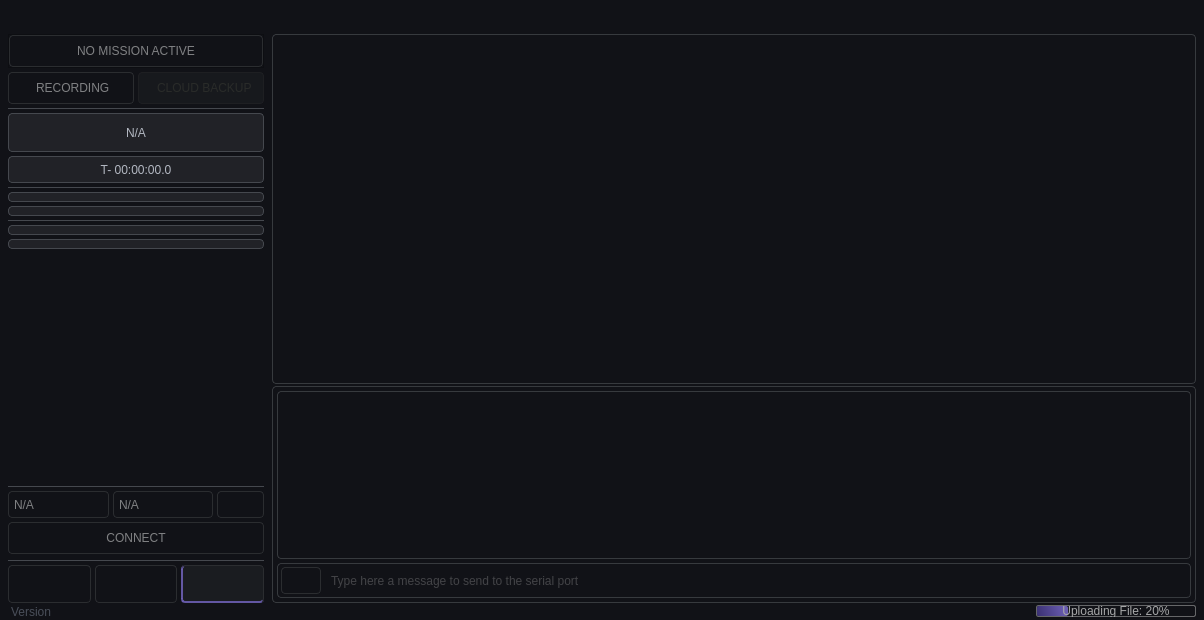
Old version of the form src/ui/desing_files/mainWindow.ui in the repository lowg0d/cosmos-ground-station.
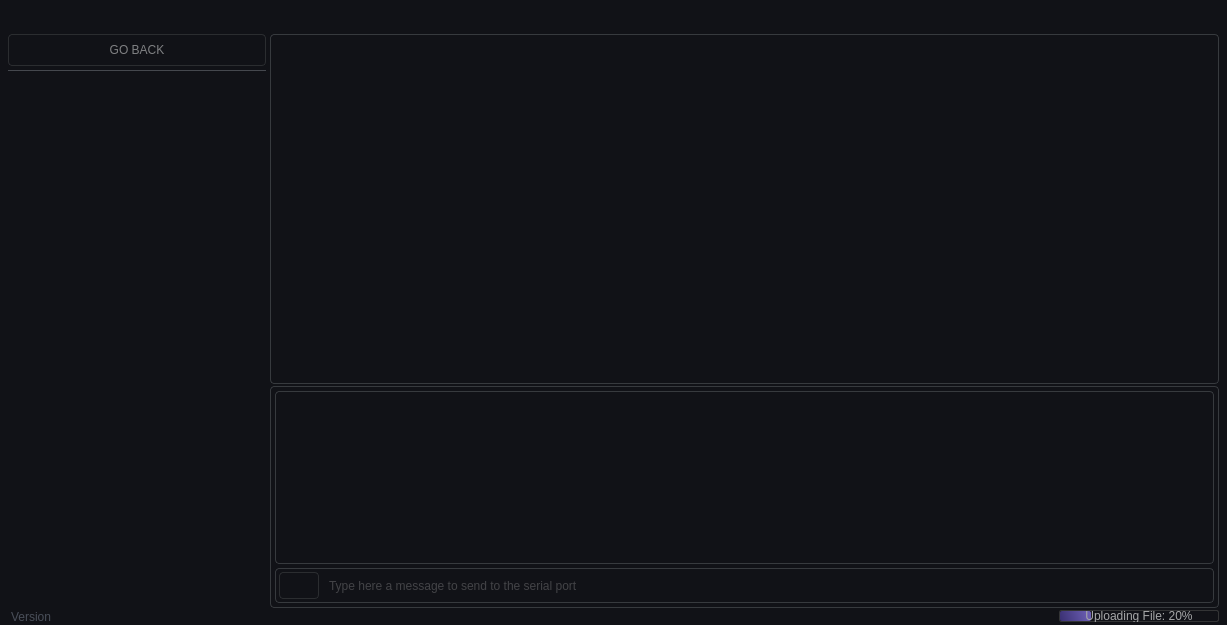
New version of the form. The open tabs and pages were chosen to show the change. Icons and pictures are not drawn.

Commit message: very basuc mission

Diff of the .ui file:
```diff
--- a/src/ui/desing_files/mainWindow.ui
+++ b/src/ui/desing_files/mainWindow.ui
@@ -9,8 +9,8 @@
    <rect>
     <x>0</x>
     <y>0</y>
-    <width>1204</width>
-    <height>620</height>
+    <width>1227</width>
+    <height>625</height>
    </rect>
   </property>
   <property name="minimumSize">
@@ -46,6 +46,7 @@
   border-right: 3px solid #6c5fb4;
   border-radius: 3px;
 }
+
 #label_loadingDots {
   font: 63 68pt &quot;Video SemBd&quot;;
 }
@@ -66,17 +67,21 @@
   border: 1px solid #2b2d30;
   color: #808183;
 }
+
 #frame_topSideBarButtons QPushButton:hover {
   background-color: #1a1b1f;
 }
+
 #frame_topSideBarButtons QPushButton:pressed {
   background-color: #2b2d30;
 }
+
 #frame_topSideBarButtons QPushButton:checked {
   color: #ffffff;
   border: 1px solid #6357a4;
   background-color: #1b1a28;
 }
+
 #frame_topSideBarButtons QPushButton:disabled {
   border: 1px solid #1e1f22;
   color: #292b29;
@@ -91,11 +96,13 @@
   border: 1px solid #2b2d30;
   color: #808183;
 }
+
 #frame_mainControls QPushButton:hover,
 #frame_terminalContainer QPushButton:hover,
 #frame_connectionDropDown QPushButton:hover {
   background-color: #1a1b1f;
 }
+
 #frame_mainControls QPushButton:pressed,
 #frame_terminalContainer QPushButton:pressed,
 #frame_connectionDropDown QPushButton:pressed {
@@ -115,23 +122,30 @@
 }
 
 /* preferences page */
+#SideBarMissionsPage QPushButton,
 #frame_preferencesSideBar QPushButton {
   font: 500 8pt &quot;Video Med&quot;;
   border-radius: 4px;
   border: 1px solid #2b2d30;
   color: #808183;
 }
+
+#SideBarMissionsPage QPushButton:hover,
 #frame_preferencesSideBar QPushButton:hover {
   background-color: #1a1b1f;
 }
+
+#SideBarMissionsPage QPushButton:pressed,
 #frame_preferencesSideBar QPushButton:pressed {
   background-color: #2b2d30;
 }
+
 #frame_preferencesSideBar QPushButton:checked {
   color: #ffffff;
   border: 1px solid #6357a4;
   background-color: #1b1a28;
 }
+
 #frame_preferencesSideBar QPushButton:disabled {
   border: 1px solid #292a30;
   color: #292b29;
@@ -145,12 +159,14 @@
   border: 1px solid #45484e;
   background-color: #212227;
 }
+
 #frame_StateAndCountdownContainer QPushButton {
   border-radius: 4px;
   font: 600 10.5pt &quot;Video SemBd&quot;;
   border: 1px solid #45484e;
   background-color: #212227;
 }
+
 #frame_StateAndCountdownContainer QPushButton:hover {
   background-color: #37383d;
 }
@@ -162,6 +178,7 @@
   background-color: #212227;
   font: 63 9pt &quot;Video Cond SemBd&quot;;
 }
+
 #frame_secondaryAndButtonContainer QFrame {
   border-radius: 4px;
   border: 1px solid #45484e;
@@ -170,22 +187,21 @@
 }
 
 #frame_mainTlmLabels QLabel {
-  	
-	font: 63 9pt &quot;Video Cond SemBd&quot;;
-	border: none;
-	background-color: none;
+  font: 63 9pt &quot;Video Cond SemBd&quot;;
+  border: none;
+  background-color: none;
 }
 
 #frame_BigTlmLabels QLabel {
-  	font: 63 10pt &quot;Video Cond SemBd&quot;;
-	border: none;
-	background-color: none;
+  font: 63 10pt &quot;Video Cond SemBd&quot;;
+  border: none;
+  background-color: none;
 }
 
 #frame_secondaryAndButtonContainer QLabel {
   font: 600 9pt &quot;Video SemBd&quot;;
-	border: none;
-	background-color: none;
+  border: none;
+  background-color: none;
 }
 
 /** DROP COMBO BOX **/
@@ -205,12 +221,11 @@
   border: 0px;
 }
 
-
 #frame_connectionDropDown QComboBox::down-arrow {
-	image: url(:/icons/icons/down_arrow.png);
-	width: 8px;
-	height: 8px;
-	margin-right: 10px;
+  image: url(:/icons/icons/down_arrow.png);
+  width: 8px;
+  height: 8px;
+  margin-right: 10px;
 }
 
 #frame_connectionDropDown QComboBox QAbstractItem {
@@ -219,6 +234,7 @@
   selection-background-color: none;
   border: none;
 }
+
 #frame_connectionDropDown QComboBox QAbstractItem::item {
   padding: 4px 8px;
   border-radius: 4px;
@@ -251,6 +267,7 @@
   border-radius: 4px;
   border: 1px solid #373a3e;
 }
+
 /* TEXT BROWSER */
 #textBrowser_terminal {
   padding-left: 4px;
@@ -261,6 +278,7 @@
   selection-background-color: #6357a3;
   border: none;
 }
+
 #frame_terminalTextBrowserContainer {
   border-radius: 4px;
   border: 1px solid #373a3e;
@@ -278,6 +296,7 @@
   selection-color: #ffffff;
   selection-background-color: #6357a3;
 }
+
 #frame_MessageSender QLineEdit:focus {
   color: #808183;
 }
@@ -289,32 +308,39 @@
   border-radius: 4px;
   width: 15px;
 }
+
 QScrollBar::handle::vertical {
   border-radius: 3px;
   background-color: #282a2e;
   min-height: 20px;
 }
+
 QScrollBar::handle::vertical:hover {
   border-radius: 3px;
   background-color: #535558;
   min-height: 20px;
 }
+
 QScrollBar::sub-line {
   border: none;
   height: 0;
 }
+
 QScrollBar::sub-line:vertical {
   border: none;
   height: 0;
 }
+
 QScrollBar::add-line:vertical {
   border: none;
   height: 0;
 }
+
 QScrollBar::up-arrow:vertical,
 QScrollBar::down-arrow:vertical {
   background: none;
 }
+
 QScrollBar::add-page:vertical,
 QScrollBar::sub-page:vertical {
   background: none;
@@ -323,29 +349,27 @@
 #label_longVersion {
   border-radius: 4px;
   font: 600 9.5pt &quot;Video SemBd&quot;;
-	color: #808183;
-
+  color: #808183;
 }
+
 #frame_preferencesContainer QLabel {
-	font: 63 11pt &quot;Video SemBd&quot;;
+  font: 63 11pt &quot;Video SemBd&quot;;
 }
-#statusBarFrame QProgressBar{
-	border-style: none;
-	text-align: center;
-	
-	 font: 600 7.5pt &quot;Video SemBd&quot;;
-	border-radius: 2px;
- 	 color: #a6a7a8;
 
-  border: 1.2px solid #666769;
-}
+#statusBarFrame QProgressBar {
+  border-style: none;
+  text-align: center;
 
-#statusBarFrame QProgressBar::chunk{
-	border-radius: 2px;
-	background-color: qlineargradient(spread:pad, x1:0.978, y1:0.460273, x2:0, y2:0.562636, stop:0 rgba(108, 95, 180, 255), stop:1 rgba(60, 50, 117, 255));
-	
+  font: 600 7.5pt &quot;Video SemBd&quot;;
+  border-radius: 2px;
+  color: #a6a7a8;
+  border: 1.2px solid #333435;
 }
 
+#statusBarFrame QProgressBar::chunk {
+  border-radius: 2px;
+  background-color: qlineargradient(spread:pad, x1:0.978, y1:0.460273, x2:0, y2:0.562636, stop:0 rgba(108, 95, 180, 255), stop:1 rgba(60, 50, 117, 255));
+}
 
 /* SEPARATOR LINES */
 #line,
@@ -826,6 +850,52 @@
             <number>0</number>
            </property>
            <item>
+            <widget class="QStackedWidget" name="StackedWidget_mainSidebar">
+             <property name="minimumSize">
+              <size>
+               <width>258</width>
+               <height>0</height>
+              </size>
+             </property>
+             <property name="maximumSize">
+              <size>
+               <width>258</width>
+               <height>16777215</height>
+              </size>
+             </property>
+             <property name="currentIndex">
+              <number>0</number>
+             </property>
+             <widget class="QWidget" name="SidebarTlmPage">
+              <property name="minimumSize">
+               <size>
+                <width>258</width>
+                <height>0</height>
+               </size>
+              </property>
+              <property name="maximumSize">
+               <size>
+                <width>258</width>
+                <height>16777215</height>
+               </size>
+              </property>
+              <layout class="QVBoxLayout" name="verticalLayout_14">
+               <property name="spacing">
+                <number>0</number>
+               </property>
+               <property name="leftMargin">
+                <number>0</number>
+               </property>
+               <property name="topMargin">
+                <number>0</number>
+               </property>
+               <property name="rightMargin">
+                <number>0</number>
+               </property>
+               <property name="bottomMargin">
+                <number>0</number>
+               </property>
+               <item>
             <widget class="QFrame" name="frame_LeftSideBar">
              <property name="minimumSize">
               <size>
@@ -1280,7 +1350,7 @@
                    <x>0</x>
                    <y>0</y>
                    <width>256</width>
-                   <height>253</height>
+                       <height>258</height>
                   </rect>
                  </property>
                  <layout class="QVBoxLayout" name="verticalLayout_7">
@@ -1795,6 +1865,126 @@
                </widget>
               </item>
              </layout>
+                </widget>
+               </item>
+              </layout>
+             </widget>
+             <widget class="QWidget" name="SideBarMissionsPage">
+              <layout class="QVBoxLayout" name="verticalLayout_24">
+               <property name="spacing">
+                <number>4</number>
+               </property>
+               <property name="leftMargin">
+                <number>0</number>
+               </property>
+               <property name="topMargin">
+                <number>0</number>
+               </property>
+               <property name="rightMargin">
+                <number>0</number>
+               </property>
+               <property name="bottomMargin">
+                <number>0</number>
+               </property>
+               <item>
+                <widget class="QPushButton" name="btn_GoBack2">
+                 <property name="enabled">
+                  <bool>true</bool>
+                 </property>
+                 <property name="minimumSize">
+                  <size>
+                   <width>0</width>
+                   <height>32</height>
+                  </size>
+                 </property>
+                 <property name="maximumSize">
+                  <size>
+                   <width>16777215</width>
+                   <height>32</height>
+                  </size>
+                 </property>
+                 <property name="cursor">
+                  <cursorShape>PointingHandCursor</cursorShape>
+                 </property>
+                 <property name="text">
+                  <string>GO BACK</string>
+                 </property>
+                </widget>
+               </item>
+               <item>
+                <widget class="Line" name="line_9">
+                 <property name="minimumSize">
+                  <size>
+                   <width>0</width>
+                   <height>1</height>
+                  </size>
+                 </property>
+                 <property name="maximumSize">
+                  <size>
+                   <width>16777215</width>
+                   <height>1</height>
+                  </size>
+                 </property>
+                 <property name="orientation">
+                  <enum>Qt::Horizontal</enum>
+                 </property>
+                </widget>
+               </item>
+               <item>
+                <widget class="QScrollArea" name="scrollArea_missions">
+                 <property name="frameShape">
+                  <enum>QFrame::NoFrame</enum>
+                 </property>
+                 <property name="widgetResizable">
+                  <bool>true</bool>
+                 </property>
+                 <widget class="QWidget" name="scrollAreaWidgetContents_Missions">
+                  <property name="geometry">
+                   <rect>
+                    <x>0</x>
+                    <y>0</y>
+                    <width>100</width>
+                    <height>30</height>
+                   </rect>
+                  </property>
+                  <layout class="QVBoxLayout" name="verticalLayout_25">
+                   <property name="spacing">
+                    <number>4</number>
+                   </property>
+                   <property name="leftMargin">
+                    <number>0</number>
+                   </property>
+                   <property name="topMargin">
+                    <number>0</number>
+                   </property>
+                   <property name="rightMargin">
+                    <number>0</number>
+                   </property>
+                   <property name="bottomMargin">
+                    <number>0</number>
+                   </property>
+                   <item>
+                    <layout class="QGridLayout" name="layout_missionContainer"/>
+                   </item>
+                   <item>
+                    <spacer name="verticalSpacer">
+                     <property name="orientation">
+                      <enum>Qt::Vertical</enum>
+                     </property>
+                     <property name="sizeHint" stdset="0">
+                      <size>
+                       <width>20</width>
+                       <height>519</height>
+                      </size>
+                     </property>
+                    </spacer>
+                   </item>
+                  </layout>
+                 </widget>
+                </widget>
+               </item>
+              </layout>
+             </widget>
             </widget>
            </item>
            <item>
```
Lines whose indentation alone changed are shown as unchanged. The commit also changes 18 other files.
